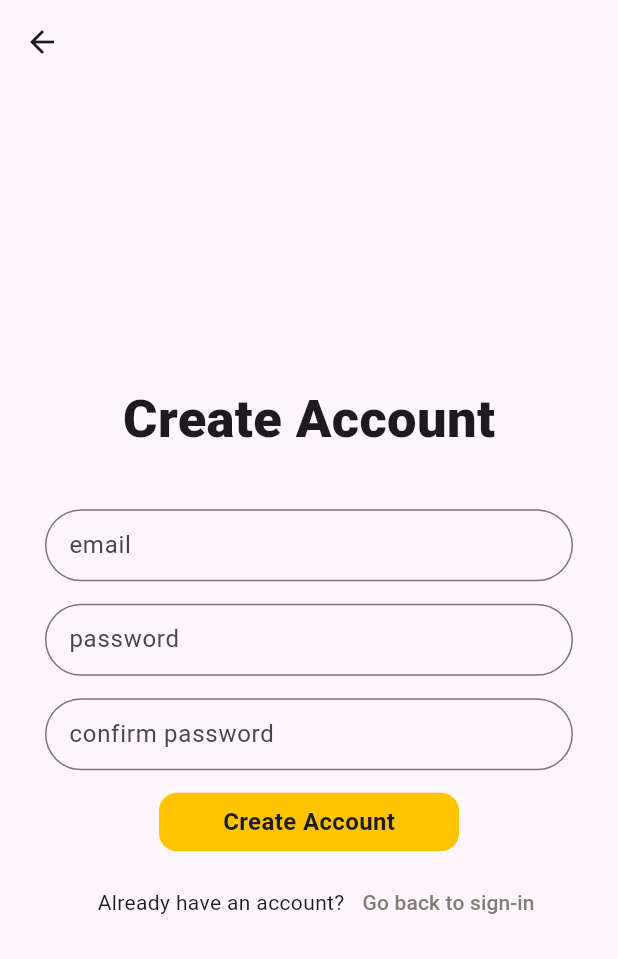
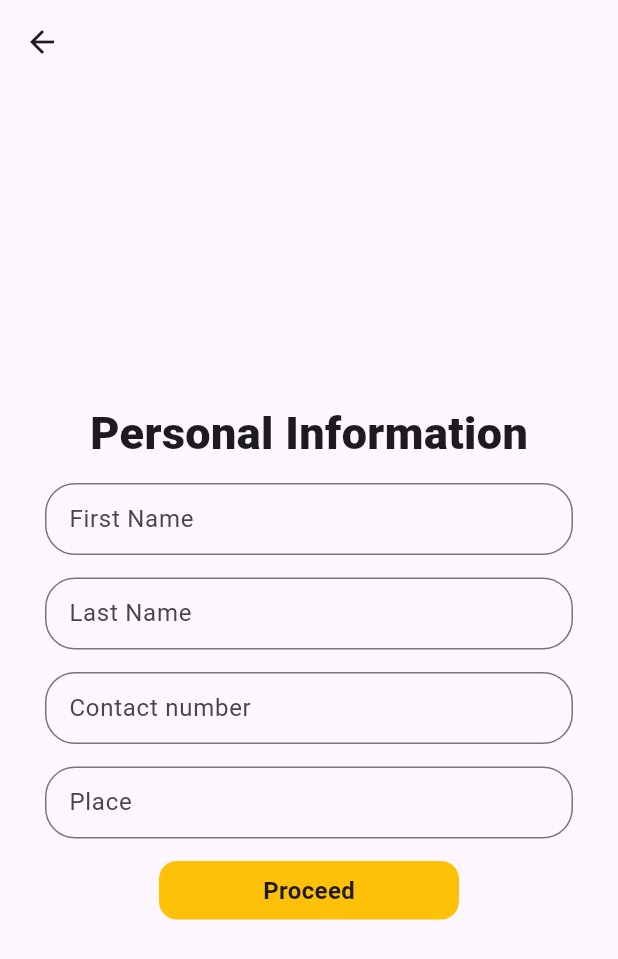
Before and after one commit to Brandon1rt/parkingo, a Flutter app: the CreateAccount screen opened directly, after a tap on "Create Account", on a phone screen of 412 x 824 dp. Shown: the top 959 px of the screen. Run offline on Flutter 3.47's test engine with Material 3 defaults, Android fonts, the light colour scheme and no system bars; our stand-ins replace firebase_auth, firebase_core, flutter_onboarding_slider, google_maps_flutter; accounts and stored records are empty.

```diff
--- a/lib/components/textfield.dart
+++ b/lib/components/textfield.dart
@@ -1,35 +1,45 @@
 import 'package:flutter/material.dart';
 
-class MyTextfield extends StatelessWidget {
-  final String hintText;
+class MyTextfield extends StatefulWidget {
+  final String labelText;
   final bool obscureText;
   final TextEditingController controller;
   final Color normalBorderColor;
   final Color focusedBorderColor;
+  final TextInputType keyboardType;
 
   MyTextfield({
-    super.key,
-    required this.hintText,
+    required this.labelText,
     required this.obscureText,
     required this.controller,
     required this.normalBorderColor,
     required this.focusedBorderColor,
+    required this.keyboardType,
   });
 
+  @override
+  _MyTextfieldState createState() => _MyTextfieldState();
+}
+
+class _MyTextfieldState extends State<MyTextfield> {
   @override
   Widget build(BuildContext context) {
     return TextField(
       decoration: InputDecoration(
+        contentPadding: EdgeInsets.symmetric(vertical: 4, horizontal: 12),
+        labelText: widget.labelText,
         border: OutlineInputBorder(
-            borderRadius: BorderRadius.circular(30),
-            borderSide: BorderSide(color: normalBorderColor)),
+          borderRadius: BorderRadius.circular(20),
+          borderSide: BorderSide(color: widget.normalBorderColor),
+        ),
         focusedBorder: OutlineInputBorder(
-            borderRadius: BorderRadius.circular(30),
-            borderSide: BorderSide(color: focusedBorderColor)),
-        hintText: hintText,
-        contentPadding: EdgeInsets.symmetric(vertical: 3, horizontal: 12),
+          borderRadius: BorderRadius.circular(20),
+          borderSide: BorderSide(color: widget.focusedBorderColor),
+        ),
       ),
-      obscureText: obscureText,
+      obscureText: widget.obscureText,
+      controller: widget.controller,
+      keyboardType: widget.keyboardType,
     );
   }
 }
--- a/lib/pages/createaccount.dart
+++ b/lib/pages/createaccount.dart
@@ -1,5 +1,4 @@
 import 'package:flutter/material.dart';
-import 'package:flutter/services.dart';
 import 'package:parkingo/components/buttons.dart';
 import 'package:parkingo/components/textButton.dart';
 import 'package:parkingo/components/textfield.dart';
@@ -32,30 +31,33 @@ class CreateAccount extends StatelessWidget {
 
               //email text field
               MyTextfield(
-                hintText: "email",
+                labelText: "email",
                 obscureText: false,
                 controller: emailController,
                 normalBorderColor: Colors.black,
                 focusedBorderColor: Colors.amber,
+                keyboardType: TextInputType.emailAddress,
               ),
 
               SizedBox(height: 15),
 
               //password text field
               MyTextfield(
-                hintText: "password",
+                labelText: "password",
                 obscureText: true,
                 controller: passwordController,
                 normalBorderColor: Colors.black,
                 focusedBorderColor: Colors.amber,
+                keyboardType: TextInputType.text,
               ),
               SizedBox(height: 15),
               MyTextfield(
-                hintText: "confirm password",
+                labelText: "confirm password",
                 obscureText: true,
                 controller: passwordController,
                 normalBorderColor: Colors.black,
                 focusedBorderColor: Colors.amber,
+                keyboardType: TextInputType.text,
               ),
 
               SizedBox(
@@ -63,7 +65,12 @@ class CreateAccount extends StatelessWidget {
               ),
               MyButtons(
                 text: "Create Account",
-                onTap: () {},
+                onTap: () {
+                  Navigator.push(
+                    context,
+                    MaterialPageRoute(builder: (context) => PersonalInfo()),
+                  );
+                },
                 color: Colors.amberAccent.shade400,
               ),
               SizedBox(
@@ -97,3 +104,82 @@ class CreateAccount extends StatelessWidget {
     );
   }
 }
+
+// ignore: must_be_immutable
+class PersonalInfo extends StatelessWidget {
+  TextEditingController name = TextEditingController();
+  TextEditingController name1 = TextEditingController();
+  TextEditingController name2 = TextEditingController();
+  TextEditingController name4 = TextEditingController();
+  TextEditingController name5 = TextEditingController();
+  PersonalInfo({super.key});
+
+  @override
+  Widget build(BuildContext context) {
+    return Scaffold(
+      appBar: AppBar(),
+      body: Center(
+        child: Padding(
+          padding: const EdgeInsets.all(30.0),
+          child: Column(
+            mainAxisAlignment: MainAxisAlignment.center,
+            children: [
+              Text(
+                "Personal Information",
+                style: TextStyle(fontSize: 30, fontWeight: FontWeight.w800),
+              ),
+              SizedBox(
+                height: 12,
+              ),
+              MyTextfield(
+                labelText: "First Name",
+                obscureText: false,
+                controller: name,
+                normalBorderColor: Colors.black12,
+                focusedBorderColor: Colors.amber,
+                keyboardType: TextInputType.text,
+              ),
+              SizedBox(
+                height: 15,
+              ),
+              MyTextfield(
+                labelText: "Last Name",
+                obscureText: false,
+                controller: name,
+                normalBorderColor: Colors.black12,
+                focusedBorderColor: Colors.amber,
+                keyboardType: TextInputType.text,
+              ),
+              SizedBox(
+                height: 15,
+              ),
+              MyTextfield(
+                labelText: "Contact number",
+                obscureText: false,
+                controller: name,
+                normalBorderColor: Colors.black12,
+                focusedBorderColor: Colors.amber,
+                keyboardType: TextInputType.number,
+              ),
+              SizedBox(
+                height: 15,
+              ),
+              MyTextfield(
+                labelText: "Place",
+                obscureText: false,
+                controller: name,
+                normalBorderColor: Colors.black12,
+                focusedBorderColor: Colors.amber,
+                keyboardType: TextInputType.text,
+              ),
+              SizedBox(
+                height: 15,
+              ),
+              MyButtons(text: "Proceed", onTap: () {}, color: Colors.amber)
+            ],
+          ),
+        ),
+      ),
+    );
+  }
+}
--- a/lib/pages/map_page.dart
+++ b/lib/pages/map_page.dart
@@ -4,6 +4,7 @@ import 'package:flutter/material.dart';
 import 'package:google_maps_flutter/google_maps_flutter.dart';
 import 'package:parkingo/components/appbar.dart';
 import 'package:parkingo/pages/login-signup.dart';
+import 'package:parkingo/pages/profile_page.dart';
 
 class MapPage extends StatefulWidget {
   @override
@@ -73,7 +74,7 @@ class _MapPageState extends State<MapPage> {
                 Navigator.push(
                     context,
                     MaterialPageRoute(
-                      builder: (context) => LoginPage(),
+                      builder: (context) => ProfilePage(),
                     ));
               },
               icon: Icon(Icons.person_2_rounded))
--- a/lib/pages/onboarding.dart
+++ b/lib/pages/onboarding.dart
@@ -1,7 +1,6 @@
 import 'package:flutter/material.dart';
 import 'package:flutter_onboarding_slider/flutter_onboarding_slider.dart';
 import 'package:parkingo/pages/login-signup.dart';
-import 'package:parkingo/utilities/preferences_util.dart';
 
 class OnBoard extends StatelessWidget {
   const OnBoard({super.key});
@@ -13,9 +12,6 @@ class OnBoard extends StatelessWidget {
         headerBackgroundColor: Colors.white,
         finishButtonText: 'Register',
         onFinish: () => {
-          setBoolValue(
-              false), //uncomment this and import line for showing onboarding screen only once
-
           Navigator.push(
               context,
               MaterialPageRoute(
--- a/pubspec.yaml
+++ b/pubspec.yaml
@@ -33,7 +33,6 @@ dependencies:
 
   google_maps_flutter: ^2.5.0
   onboarding: ^3.1.0
-  shared_preferences: ^2.2.2
   firebase_core: ^2.24.2
   firebase_auth: ^4.16.0
 
```
Also changed, not shown: lib/main.dart (+5 -39 lines), lib/pages/forgotPassword.dart (+12 -6 lines), lib/pages/login-signup.dart (+38 -42 lines), lib/pages/main_page.dart (added, +25 -0 lines), lib/pages/profile.dart (deleted, +0 -15 lines), lib/pages/profile_page.dart (added, +19 -0 lines), lib/utilities/preferences_util.dart (deleted, +0 -12 lines), lib/firebase_options.dart, pubspec.lock, 5 other files.
